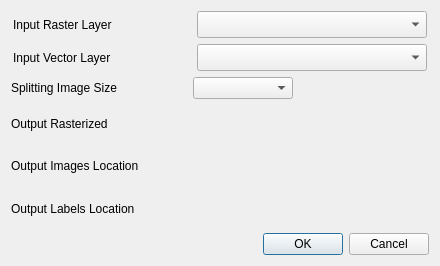
The window that deep-learning-datasets-maker/split_rs_data_dialog_base.ui (deepbands/deep-learning-datasets-maker) describes before a commit, drawn with Qt 5.
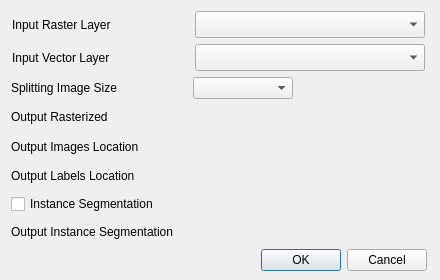
The same window after the commit. Custom widgets are drawn as their Qt base class.

Commit message: InSeg Checkbox

What changed in the file:
```diff
--- a/deep-learning-datasets-maker/split_rs_data_dialog_base.ui
+++ b/deep-learning-datasets-maker/split_rs_data_dialog_base.ui
@@ -7,7 +7,7 @@
     <x>0</x>
     <y>0</y>
     <width>440</width>
-    <height>266</height>
+    <height>280</height>
    </rect>
   </property>
   <property name="sizePolicy">
@@ -19,20 +19,27 @@
   <property name="minimumSize">
    <size>
     <width>440</width>
-    <height>266</height>
+    <height>280</height>
    </size>
   </property>
   <property name="maximumSize">
    <size>
     <width>440</width>
-    <height>266</height>
+    <height>400</height>
    </size>
   </property>
   <property name="windowTitle">
    <string>Deep Learning Datasets Maker</string>
   </property>
-  <layout class="QVBoxLayout" name="verticalLayout_2">
-   <item>
+  <widget class="QWidget" name="">
+   <property name="geometry">
+    <rect>
+     <x>11</x>
+     <y>11</y>
+     <width>416</width>
+     <height>260</height>
+    </rect>
+   </property>
     <layout class="QVBoxLayout" name="verticalLayout">
      <item>
       <layout class="QHBoxLayout" name="horizontalLayout">
@@ -275,6 +282,46 @@
        </item>
       </layout>
      </item>
+    <item>
+     <widget class="QCheckBox" name="checkBoxInSeg">
+      <property name="text">
+       <string>Instance Segmentation</string>
+      </property>
+     </widget>
+    </item>
+    <item>
+     <layout class="QHBoxLayout" name="horizontalLayout_7">
+      <item>
+       <widget class="QLabel" name="label_7">
+        <property name="minimumSize">
+         <size>
+          <width>176</width>
+          <height>0</height>
+         </size>
+        </property>
+        <property name="maximumSize">
+         <size>
+          <width>176</width>
+          <height>16777215</height>
+         </size>
+        </property>
+        <property name="text">
+         <string>Output Instance Segmentation</string>
+        </property>
+       </widget>
+      </item>
+      <item>
+       <widget class="QgsFileWidget" name="mQfwLabels_InSeg">
+        <property name="acceptDrops">
+         <bool>false</bool>
+        </property>
+        <property name="storageMode">
+         <enum>QgsFileWidget::GetDirectory</enum>
+        </property>
+       </widget>
+      </item>
+     </layout>
+    </item>
      <item>
       <widget class="QDialogButtonBox" name="button_box">
        <property name="orientation">
@@ -286,8 +333,7 @@
       </widget>
      </item>
     </layout>
-   </item>
-  </layout>
+  </widget>
  </widget>
  <customwidgets>
   <customwidget>
```
Lines whose indentation alone changed are shown as unchanged. The commit also changes 4 other files.
